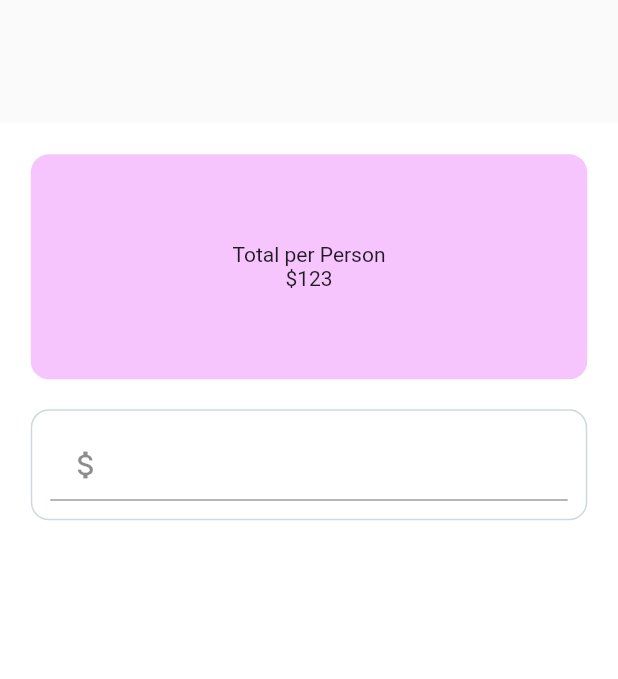
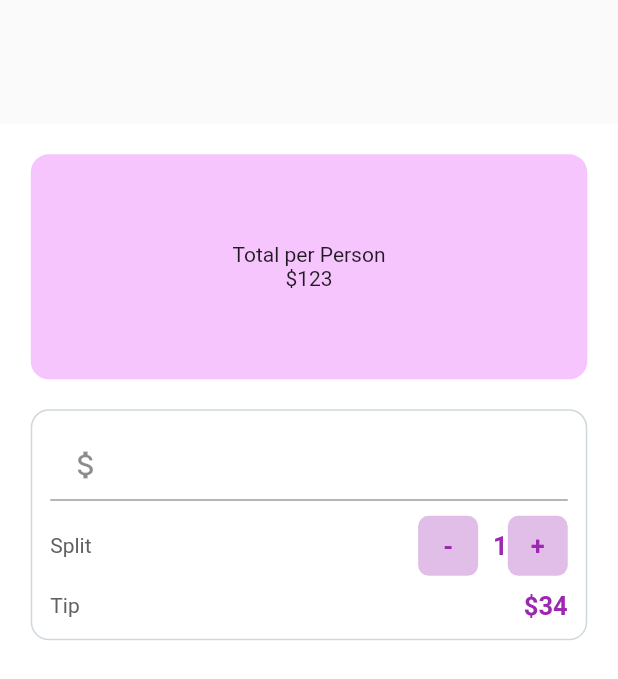
Before and after one commit to ashiquemhd63/Tip-calculator, a Flutter app: the screen it shows after launch, on a phone screen of 412 x 824 dp. Shown: the top 679 px of the screen. Run offline on Flutter 3.47's test engine with Material 2 defaults, Android fonts, the phone set to English and light mode, and no system bars.

Commit message:
Split Row and Tip Row are added

```diff
--- a/lib/home.dart
+++ b/lib/home.dart
@@ -75,6 +75,100 @@ class _BillSplitterState extends State<BillSplitter> {
                       }
                     },
                   ),
+                  Row(
+                    mainAxisAlignment: MainAxisAlignment.spaceBetween,
+                    children: [
+                      Text("Split",style: TextStyle(
+                        color: Colors.grey.shade700,
+                      ),
+                      ),
+                      Row(
+                        children: [
+                          InkWell(
+                            onTap: (){
+                              setState(() {
+                                if(_personCounter>1){
+                                  _personCounter--;
+                                }
+                                else{
+
+                                }
+                              });
+                            },
+                            child: Container(
+                              width: 40.0,
+                              height: 40.0,
+                              margin: EdgeInsets.all(10.0),
+                              decoration:  BoxDecoration(
+                                borderRadius: BorderRadius.circular(7.0),
+                                color: Colors.purple.shade100,
+
+                              ),
+                              child: Center(
+                                child: Text(
+                                  "-",style: TextStyle(
+                                  color: Colors.purple,
+                                  fontWeight: FontWeight.bold,
+                                  fontSize: 17.0,
+                                ),
+                                ),
+                              ),
+                            ),
+                          ),
+                          Center(
+                            child: Text("$_personCounter",style: TextStyle(
+                            color: Colors.purple,
+                            fontWeight: FontWeight.bold,
+                            fontSize: 17.0,
+                            ),
+                            ),
+                          ),
+                          InkWell(
+                            onTap: (){
+                              setState(() {
+                                _personCounter++;
+                              });
+                            },
+                            child: Container(
+                              height: 40,
+                              width: 40,
+                              padding: EdgeInsets.all(10),
+                              decoration: BoxDecoration(
+                                color: Colors.purple.shade100,
+                                borderRadius: BorderRadius.circular(7.0)
+                              ),
+                              child: Center(
+                                child: Text("+",style: TextStyle(
+                                  color: Colors.purple,
+                                  fontSize: 17.0,
+                                  fontWeight: FontWeight.bold
+                                ),
+                                ),
+                              ),
+                            ),
+                          ),
+                          //Tip
+
+                        ],
+                      ),
+                    ],
+                  ),
+                  Row(
+                    mainAxisAlignment: MainAxisAlignment.spaceBetween,
+                    children: [
+                      Text("Tip",style: TextStyle(
+                      color: Colors.grey.shade700,
+                      ),
+                      ),
+                      Text("\$34",style:TextStyle(
+                        color: Colors.purple ,
+                        fontWeight: FontWeight.bold,
+                        fontSize: 17.0,
+
+                      ),
+                      ),
+                    ],
+                  )
 
                 ],
               ),
```
